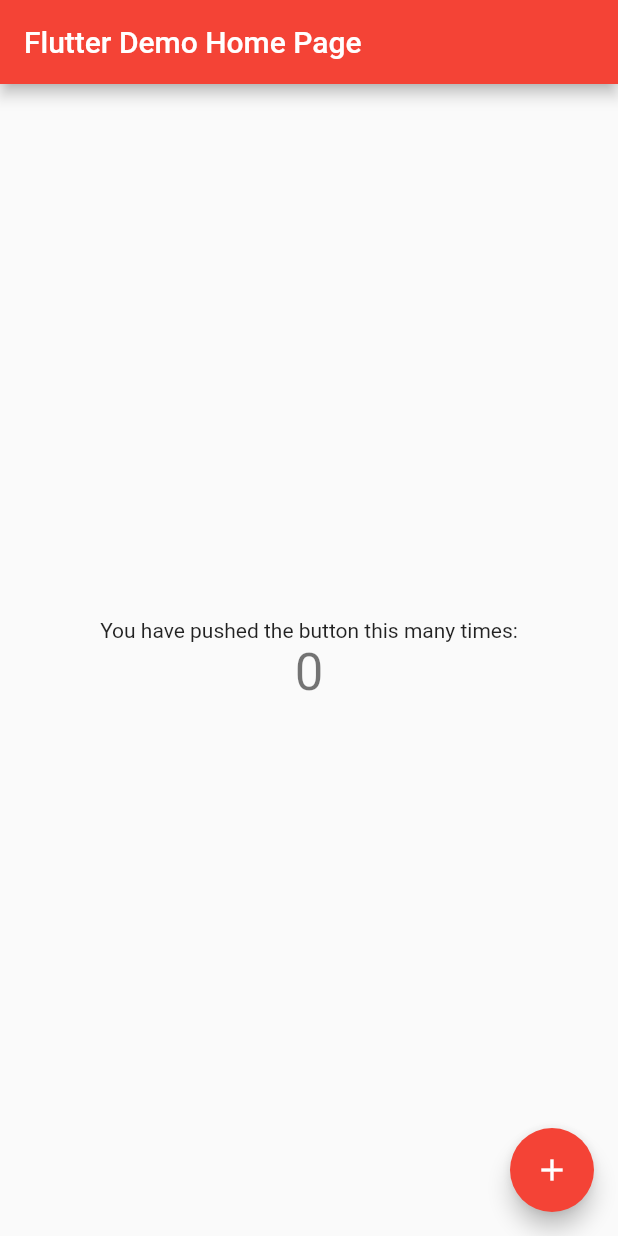
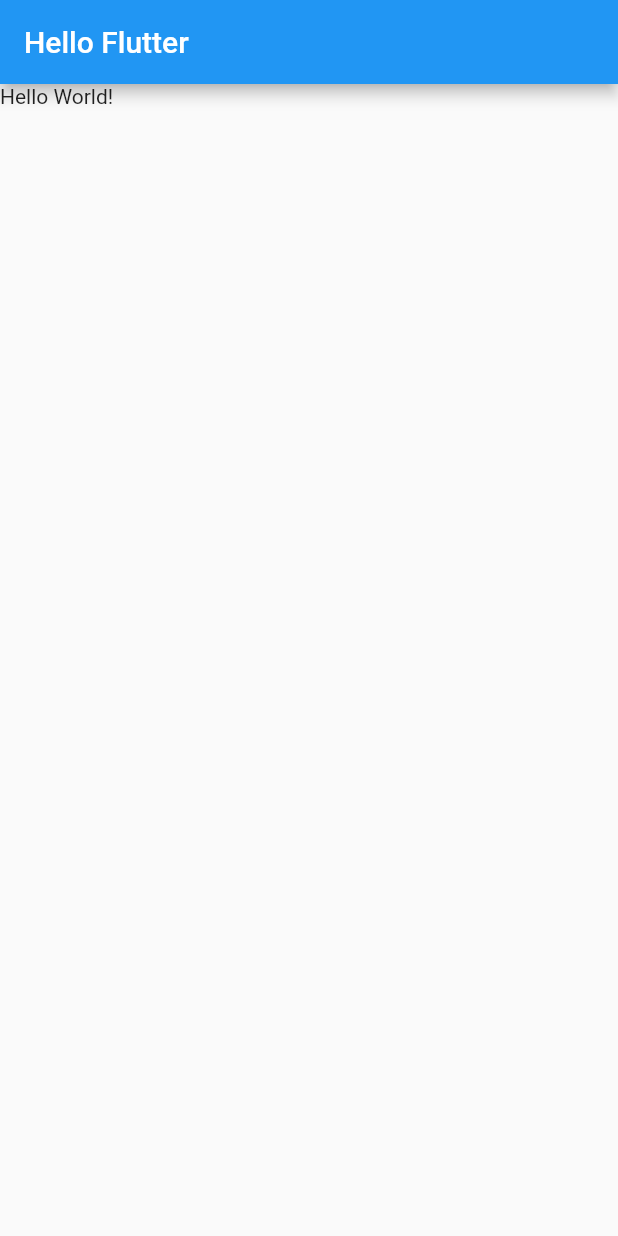
Before and after one commit to grandff/sample-flutter, a Flutter app: the screen it shows after launch, on a phone screen of 412 x 824 dp. Run offline on Flutter 3.47's test engine with Material 2 defaults, Android fonts, the phone set to English and light mode, and no system bars.

Commit message:
Feat : 2.3 Hello World

```diff
--- a/lib/main.dart
+++ b/lib/main.dart
@@ -1,115 +1,20 @@
 import 'package:flutter/material.dart';
 
 void main() {
-  runApp(const MyApp());
+  runApp(App());
 }
 
-class MyApp extends StatelessWidget {
-  const MyApp({super.key});
-
-  // This widget is the root of your application.
+class App extends StatelessWidget{  // core 위젯 중 하나를 상속받음
   @override
-  Widget build(BuildContext context) {
+  Widget build(BuildContext context){
+    // 메인 테마 설정
     return MaterialApp(
-      title: 'Flutter Demo',
-      theme: ThemeData(
-        // This is the theme of your application.
-        //
-        // Try running your application with "flutter run". You'll see the
-        // application has a blue toolbar. Then, without quitting the app, try
-        // changing the primarySwatch below to Colors.green and then invoke
-        // "hot reload" (press "r" in the console where you ran "flutter run",
-        // or simply save your changes to "hot reload" in a Flutter IDE).
-        // Notice that the counter didn't reset back to zero; the application
-        // is not restarted.
-        primarySwatch: Colors.red,
+      home: Scaffold(
+        appBar: AppBar(
+          title : Text('Hello Flutter')
+        ),
+        body: Text('Hello World!'),
       ),
-      home: const MyHomePage(title: 'Flutter Demo Home Page'),
     );
   }
 }
-
-class MyHomePage extends StatefulWidget {
-  const MyHomePage({super.key, required this.title});
-
-  // This widget is the home page of your application. It is stateful, meaning
-  // that it has a State object (defined below) that contains fields that affect
-  // how it looks.
-
-  // This class is the configuration for the state. It holds the values (in this
-  // case the title) provided by the parent (in this case the App widget) and
-  // used by the build method of the State. Fields in a Widget subclass are
-  // always marked "final".
-
-  final String title;
-
-  @override
-  State<MyHomePage> createState() => _MyHomePageState();
-}
-
-class _MyHomePageState extends State<MyHomePage> {
-  int _counter = 0;
-
-  void _incrementCounter() {
-    setState(() {
-      // This call to setState tells the Flutter framework that something has
-      // changed in this State, which causes it to rerun the build method below
-      // so that the display can reflect the updated values. If we changed
-      // _counter without calling setState(), then the build method would not be
-      // called again, and so nothing would appear to happen.
-      _counter++;
-    });
-  }
-
-  @override
-  Widget build(BuildContext context) {
-    // This method is rerun every time setState is called, for instance as done
-    // by the _incrementCounter method above.
-    //
-    // The Flutter framework has been optimized to make rerunning build methods
-    // fast, so that you can just rebuild anything that needs updating rather
-    // than having to individually change instances of widgets.
-    return Scaffold(
-      appBar: AppBar(
-        // Here we take the value from the MyHomePage object that was created by
-        // the App.build method, and use it to set our appbar title.
-        title: Text(widget.title),
-      ),
-      body: Center(
-        // Center is a layout widget. It takes a single child and positions it
-        // in the middle of the parent.
-        child: Column(
-          // Column is also a layout widget. It takes a list of children and
-          // arranges them vertically. By default, it sizes itself to fit its
-          // children horizontally, and tries to be as tall as its parent.
-          //
-          // Invoke "debug painting" (press "p" in the console, choose the
-          // "Toggle Debug Paint" action from the Flutter Inspector in Android
-          // Studio, or the "Toggle Debug Paint" command in Visual Studio Code)
-          // to see the wireframe for each widget.
-          //
-          // Column has various properties to control how it sizes itself and
-          // how it positions its children. Here we use mainAxisAlignment to
-          // center the children vertically; the main axis here is the vertical
-          // axis because Columns are vertical (the cross axis would be
-          // horizontal).
-          mainAxisAlignment: MainAxisAlignment.center,
-          children: <Widget>[
-            const Text(
-              'You have pushed the button this many times:',
-            ),
-            Text(
-              '$_counter',
-              style: Theme.of(context).textTheme.headline4,
-            ),
-          ],
-        ),
-      ),
-      floatingActionButton: FloatingActionButton(
-        onPressed: _incrementCounter,
-        tooltip: 'Increment',
-        child: const Icon(Icons.add),
-      ), // This trailing comma makes auto-formatting nicer for build methods.
-    );
-  }
-}
```
Also changed, not shown: 1 other file.
